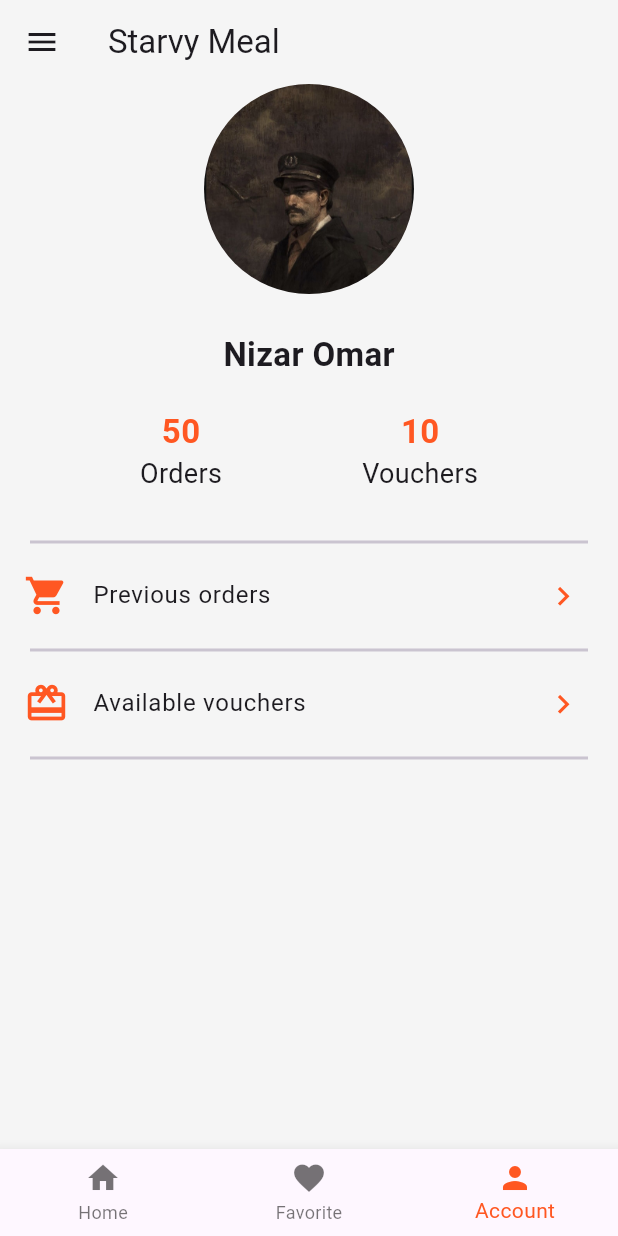
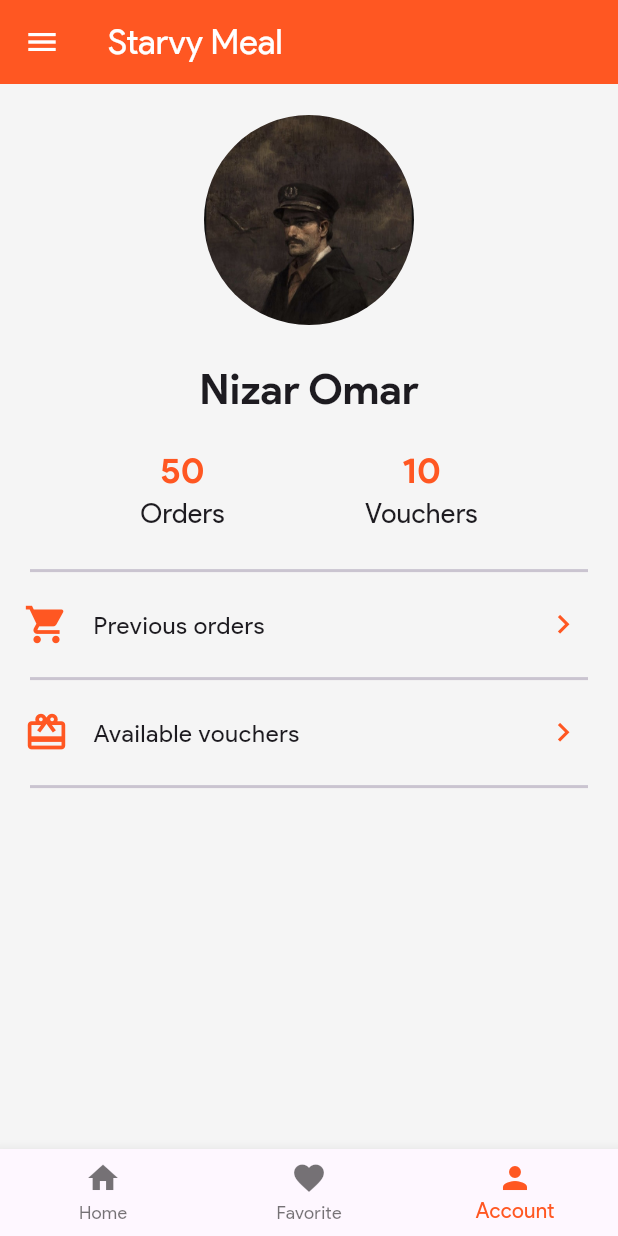
Before and after one commit to NizarCvC/food_delivery, a Flutter app: the screen it shows after launch, item 3 of the bottom bar chosen, on a phone screen of 412 x 824 dp. Run offline on Flutter 3.47's test engine with Material 3 defaults, Android fonts, the phone set to English and light mode, and no system bars; network calls fail.

Commit message:
Improved the theme using ThemeData

```diff
--- a/lib/main.dart
+++ b/lib/main.dart
@@ -1,7 +1,7 @@
 import 'package:flutter/material.dart';
 import 'package:food_delivery/pages/bottom_navbar.dart';
 
-void main() => runApp(FoodDeliveryApp());
+void main() => runApp(const FoodDeliveryApp());
 
 class FoodDeliveryApp extends StatelessWidget {
   const FoodDeliveryApp({super.key});
@@ -11,6 +11,20 @@ class FoodDeliveryApp extends StatelessWidget {
     return MaterialApp(
       debugShowCheckedModeBanner: false,
       title: "Starvy Meal",
+      theme: ThemeData(
+        useMaterial3: true,
+        //colorSchemeSeed: Colors.deepOrange, // For Material 3
+        primaryColor: Colors.deepOrange,
+        scaffoldBackgroundColor: Colors.grey[100],
+        appBarTheme: AppBarTheme(
+          backgroundColor: Colors.deepOrange,
+          foregroundColor: Colors.white,
+          titleTextStyle: TextStyle(fontSize: 23, fontFamily: 'OpenSans'),
+        ),
+        dividerTheme: DividerThemeData(thickness: 2, indent: 20, endIndent: 20),
+        listTileTheme: ListTileThemeData(iconColor: Colors.deepOrange),
+        fontFamily: 'OpenSans',
+      ),
       home: const BottomNavbar(),
     );
   }
--- a/lib/pages/account_page.dart
+++ b/lib/pages/account_page.dart
@@ -3,15 +3,18 @@ import 'package:flutter/material.dart';
 class AccountPage extends StatelessWidget {
   const AccountPage({super.key});
 
-  Widget orderVoucherItem({required int total, required String name}) {
+  Widget orderVoucherItem(
+    BuildContext context, {
+    required int total,
+    required String name,
+  }) {
     return Column(
       children: [
         Text(
           '$total',
-          style: const TextStyle(
-            fontSize: 22,
+          style: Theme.of(context).textTheme.headlineSmall!.copyWith(
             fontWeight: FontWeight.w600,
-            color: Colors.deepOrange,
+            color: Theme.of(context).primaryColor,
           ),
         ),
         Text(name, style: const TextStyle(fontSize: 18)),
@@ -27,12 +30,8 @@ class AccountPage extends StatelessWidget {
     return ListTile(
       title: Text(title),
       subtitle: subTitle != null ? Text(subTitle) : null,
-      leading: Icon(icon, size: 30, color: Colors.deepOrange),
-      trailing: const Icon(
-        Icons.chevron_right,
-        size: 25,
-        color: Colors.deepOrange,
-      ),
+      leading: Icon(icon, size: 30),
+      trailing: Icon(Icons.chevron_right, size: 25),
       onTap: () => debugPrint('Hello'),
     );
   }
@@ -43,6 +42,7 @@ class AccountPage extends StatelessWidget {
     return Center(
       child: Column(
         children: [
+          SizedBox(height: size.height * 0.025),
           Container(
             height: 140,
             width: 140,
@@ -57,26 +57,27 @@ class AccountPage extends StatelessWidget {
           SizedBox(height: size.height * 0.03),
           Text(
             'Nizar Omar',
-            style: TextStyle(fontSize: 22, fontWeight: FontWeight.w600),
+            style: Theme.of(
+              context,
+            ).textTheme.headlineMedium!.copyWith(fontWeight: FontWeight.w600),
           ),
           SizedBox(height: size.height * 0.025),
           Row(
             mainAxisAlignment: MainAxisAlignment.spaceEvenly,
             children: [
-              orderVoucherItem(total: 50, name: 'Orders'),
-              orderVoucherItem(total: 10, name: 'Vouchers'),
+              orderVoucherItem(context, total: 50, name: 'Orders'),
+              orderVoucherItem(context, total: 10, name: 'Vouchers'),
             ],
           ),
-          SizedBox(height: 24.0),
-          const Divider(thickness: 2, indent: 20, endIndent: 20),
-
+          SizedBox(height: size.height * 0.02),
+          const Divider(),
           itemTappedTile(title: 'Previous orders', icon: Icons.shopping_cart),
-          const Divider(thickness: 2, indent: 20, endIndent: 20),
+          const Divider(),
           itemTappedTile(
             title: 'Available vouchers',
             icon: Icons.card_giftcard,
           ),
-          const Divider(thickness: 2, indent: 20, endIndent: 20),
+          const Divider(),
         ],
       ),
     );
--- a/lib/pages/bottom_navbar.dart
+++ b/lib/pages/bottom_navbar.dart
@@ -19,20 +19,12 @@ class _BottomNavbarState extends State<BottomNavbar> {
     });
   }
 
-  List<Widget> bodyOptions = const [
-    Homepage(),
-    FavoritePage(),
-    AccountPage(),
-  ];
+  List<Widget> bodyOptions = const [Homepage(), FavoritePage(), AccountPage()];
 
   @override
   Widget build(BuildContext context) {
     return Scaffold(
-      backgroundColor: Colors.grey[100],
-      appBar: AppBar(
-        title: const Text('Starvy Meal'),
-        backgroundColor: Colors.grey[100],
-      ),
+      appBar: AppBar(title: Text('Starvy Meal')),
       body: bodyOptions[selectedIndex],
       drawer: const Drawer(child: Center(child: Text('I am in the drawer'))),
       bottomNavigationBar: BottomNavigationBar(
@@ -45,7 +37,7 @@ class _BottomNavbarState extends State<BottomNavbar> {
           BottomNavigationBarItem(icon: Icon(Icons.person), label: 'Account'),
         ],
         currentIndex: selectedIndex,
-        selectedItemColor: Colors.deepOrange,
+        selectedItemColor: Theme.of(context).primaryColor,
         onTap: onItemTapped,
       ),
     );
```
Also changed, not shown: lib/pages/favorite_page.dart (+10 -12 lines), lib/widgets/food_item.dart (+6 -9 lines), pubspec.yaml (+9 -6 lines), assets/fonts/OpenSans-Bold.ttf (added), assets/fonts/OpenSans-Light.ttf (added), assets/fonts/OpenSans-Medium.ttf (added), assets/fonts/OpenSans-Regular.ttf (added), assets/fonts/OpenSans-Thin.ttf (added).
